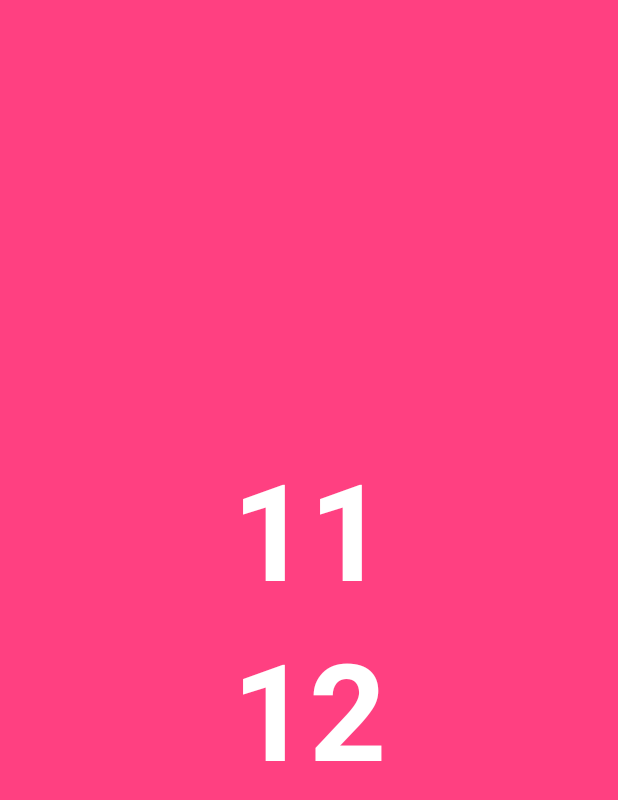
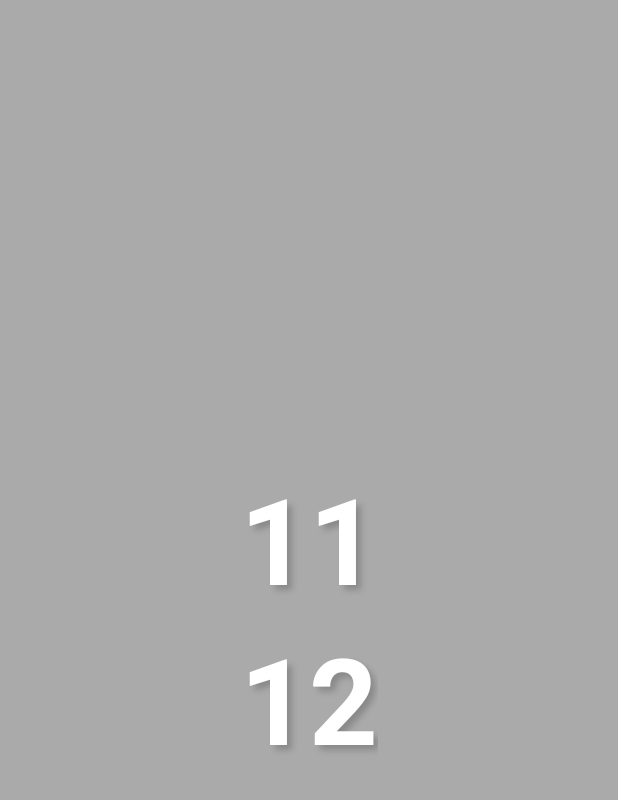
Before and after one commit to JuniperPhoton/H2.R, an Android app: the layout time_layout.xml on its own in the app's theme, with its tools: preview values and no code run, on a phone screen of 412 x 824 dp. Shown: the top 800 px of the screen. Run offline under Robolectric (Android 15) with nearby library versions, the light colour scheme and no system bars.

```diff
--- a/app/src/main/AndroidManifest.xml
+++ b/app/src/main/AndroidManifest.xml
@@ -9,9 +9,12 @@
         android:roundIcon="@mipmap/ic_launcher_round"
         android:supportsRtl="true"
         android:theme="@style/AppTheme">
-        <activity android:name=".MainActivity">
+        <activity
+            android:name=".activity.MainActivity"
+            android:theme="@style/TransparentTheme">
             <intent-filter>
                 <action android:name="android.intent.action.MAIN"/>
+                <category android:name="android.intent.category.LAUNCHER"/>
                 <action android:name="android.appwidget.action.APPWIDGET_CONFIGURE"/>
             </intent-filter>
         </activity>
--- a/app/src/main/res/layout/time_layout.xml
+++ b/app/src/main/res/layout/time_layout.xml
@@ -6,7 +6,7 @@
               android:layout_height="match_parent"
               android:gravity="center"
               android:orientation="vertical"
-              tools:background="@color/colorAccent">
+              tools:background="@android:color/darker_gray">
 
     <LinearLayout
         android:layout_width="wrap_content"
@@ -15,29 +15,17 @@
 
         <TextView
             android:id="@+id/hour_text_view_0"
-            android:layout_width="wrap_content"
-            android:layout_height="wrap_content"
-            android:text="1"
-            android:textColor="@android:color/white"
-            android:textSize="90sp"
-            android:textStyle="bold"/>
+            style="@style/TimeTextView"
+            android:text="1"/>
 
         <TextView
             android:id="@+id/hour_text_view_1"
-            android:layout_width="wrap_content"
-            android:layout_height="wrap_content"
-            android:text="1"
-            android:textColor="@android:color/white"
-            android:textSize="90sp"
-            android:textStyle="bold"/>
+            style="@style/TimeTextView"
+            android:text="1"/>
     </LinearLayout>
 
     <TextView
         android:id="@+id/min_text_view"
-        android:layout_width="wrap_content"
-        android:layout_height="wrap_content"
-        android:text="12"
-        android:textColor="@android:color/white"
-        android:textSize="90sp"
-        android:textStyle="bold"/>
+        style="@style/TimeTextView"
+        android:text="12"/>
 </LinearLayout>
--- a/app/src/main/res/values/colors.xml
+++ b/app/src/main/res/values/colors.xml
@@ -3,4 +3,5 @@
     <color name="colorPrimary">#3F51B5</color>
     <color name="colorPrimaryDark">#303F9F</color>
     <color name="colorAccent">#FF4081</color>
+    <color name="shadowColor">#31000000</color>
 </resources>
--- /dev/null
+++ b/app/src/main/res/values/dimens.xml
@@ -0,0 +1,4 @@
+<?xml version="1.0" encoding="utf-8"?>
+<resources>
+    <dimen name="text_size_main">80sp</dimen>
+</resources>
--- a/app/src/main/res/values/styles.xml
+++ b/app/src/main/res/values/styles.xml
@@ -1,11 +1,28 @@
 <resources>
 
     <!-- Base application theme. -->
-    <style name="AppTheme" parent="Theme.AppCompat.Light.DarkActionBar">
+    <style name="AppTheme" parent="Theme.AppCompat.Light.DialogWhenLarge">
         <!-- Customize your theme here. -->
         <item name="colorPrimary">@color/colorPrimary</item>
         <item name="colorPrimaryDark">@color/colorPrimaryDark</item>
         <item name="colorAccent">@color/colorAccent</item>
     </style>
 
+    <style name="TransparentTheme" parent="Theme.AppCompat">
+        <item name="android:windowBackground">@android:color/transparent</item>
+        <item name="android:windowNoTitle">true</item>
+        <item name="android:windowIsTranslucent">true</item>
+    </style>
+
+    <style name="TimeTextView">
+        <item name="android:shadowDx">5</item>
+        <item name="android:shadowDy">5</item>
+        <item name="android:shadowColor">@color/shadowColor</item>
+        <item name="android:shadowRadius">5</item>
+        <item name="android:layout_height">wrap_content</item>
+        <item name="android:layout_width">wrap_content</item>
+        <item name="android:textSize">@dimen/text_size_main</item>
+        <item name="android:textStyle">bold</item>
+        <item name="android:textColor">@android:color/white</item>
+    </style>
 </resources>
```
Also changed, not shown: app/src/main/java/com/juniperphoton/h2r/MainActivity.kt (deleted, +0 -30 lines), app/src/main/java/com/juniperphoton/h2r/TimeWidgetProvider.kt (+21 -15 lines), app/src/main/java/com/juniperphoton/h2r/WidgetConfigurer.kt (+26 -6 lines), app/src/main/java/com/juniperphoton/h2r/activity/MainActivity.kt (added, +33 -0 lines), app/src/main/java/com/juniperphoton/h2r/receiver/UpdateBroadcastReceiver.kt (added, +20 -0 lines), app/src/main/res/layout/activity_main.xml (+2 -11 lines), app/src/main/res/xml/time_widget_provider.xml (+4 -4 lines), app/src/main/res/drawable/widget_preview.png (added).
